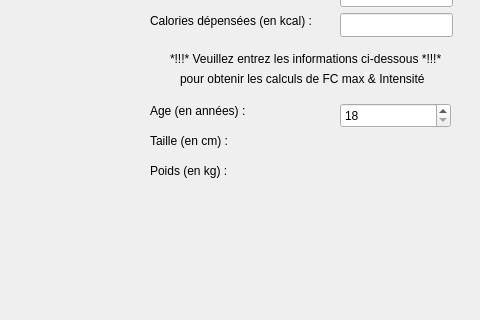
The window that mainwindow.ui (Shadwinn/telemetrie-marathon) describes before a commit, drawn with Qt 5; both pictures show x 620 to 1100 and y 354 to 674 of the 1100 by 793 pixel window.
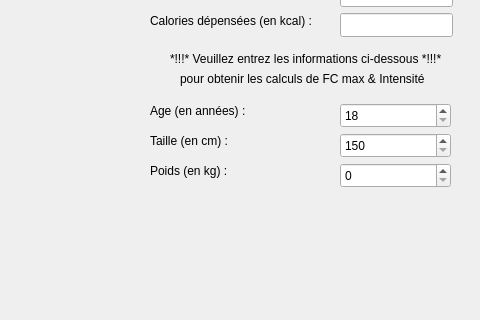
The same window after the commit.

Commit message: Ajout de la position projetée sur la carte, l'intensité, la distance (non finie)

The edit to the form file:
```diff
--- a/mainwindow.ui
+++ b/mainwindow.ui
@@ -483,6 +483,38 @@
      <number>80</number>
     </property>
    </widget>
+   <widget class="QSpinBox" name="spinBox_2">
+    <property name="geometry">
+     <rect>
+      <x>960</x>
+      <y>500</y>
+      <width>111</width>
+      <height>25</height>
+     </rect>
+    </property>
+    <property name="minimum">
+     <number>0</number>
+    </property>
+    <property name="maximum">
+     <number>200</number>
+    </property>
+   </widget>
+   <widget class="QSpinBox" name="spinBox_3">
+    <property name="geometry">
+     <rect>
+      <x>960</x>
+      <y>470</y>
+      <width>111</width>
+      <height>25</height>
+     </rect>
+    </property>
+    <property name="minimum">
+     <number>150</number>
+    </property>
+    <property name="maximum">
+     <number>270</number>
+    </property>
+   </widget>
   </widget>
   <widget class="QMenuBar" name="menuBar">
    <property name="geometry">
```
The commit also changes 2 other files.
